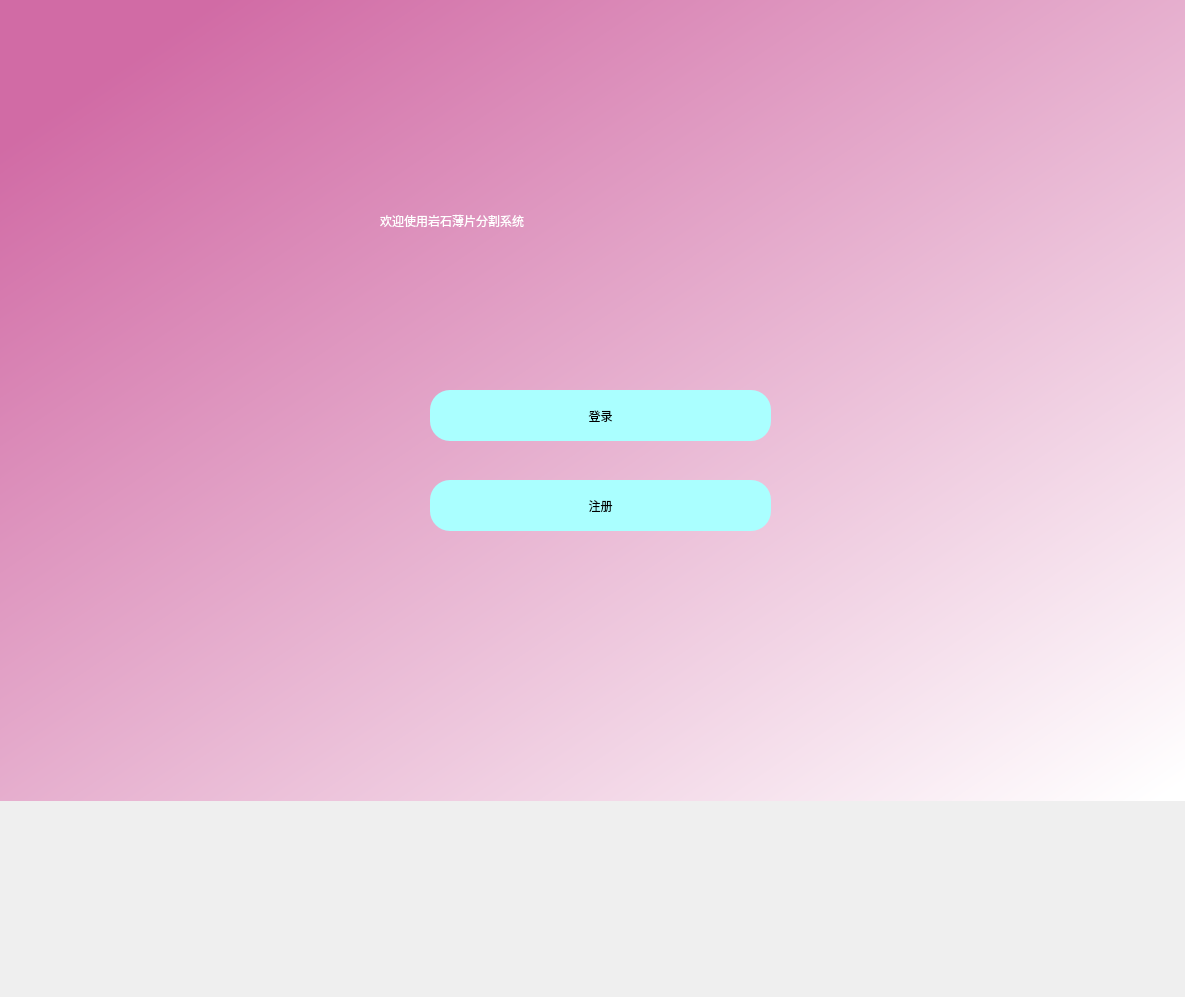
Before: the Qt Designer form ui/welcomescreen.ui in Juanable007/myunet, drawn with Qt 5.
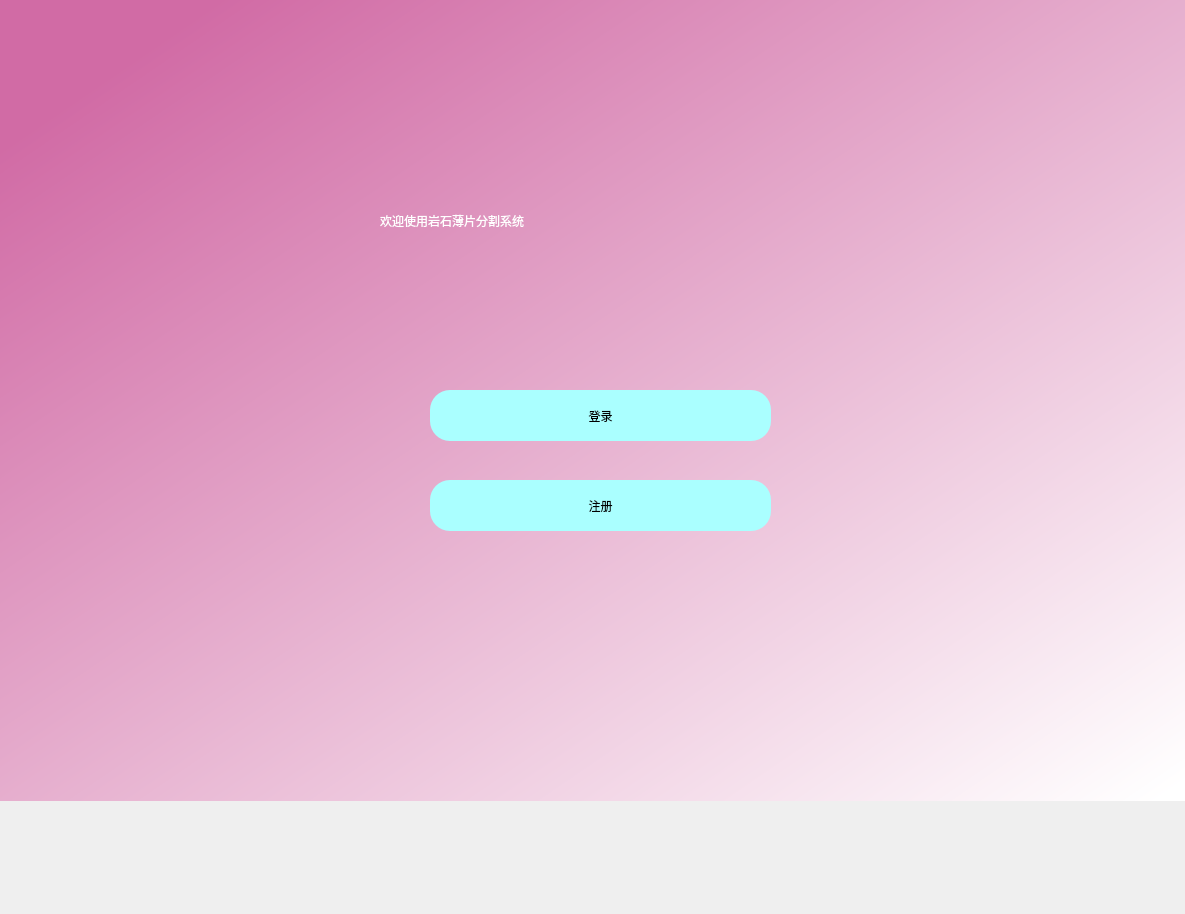
After: the same form once the commit is applied.

Diff of the .ui file:
```diff
--- a/ui/welcomescreen.ui
+++ b/ui/welcomescreen.ui
@@ -7,7 +7,7 @@
     <x>0</x>
     <y>0</y>
     <width>1185</width>
-    <height>997</height>
+    <height>914</height>
    </rect>
   </property>
   <property name="windowTitle">
```
